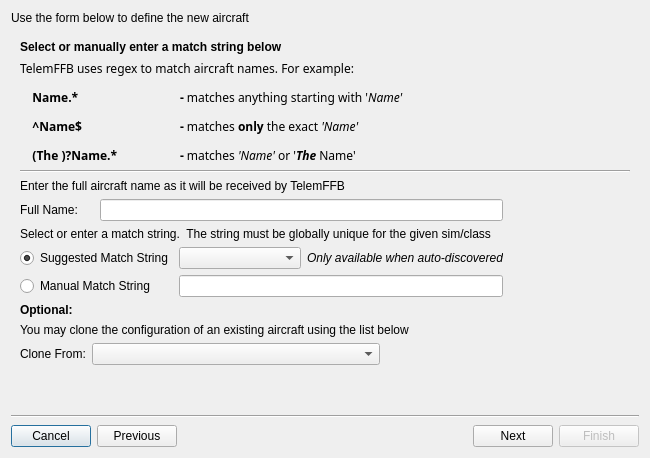
Qt form SM/new_aircraft_wizard.ui (walmis/VPforce-TelemFFB) before a commit.
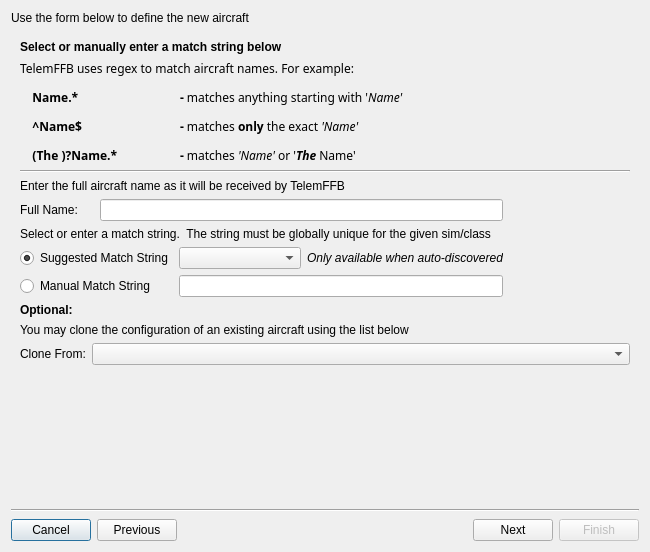
The same form after that commit. Custom widgets are drawn as their Qt base class.

Commit message: enhance new aircraft dialog logic for MSFS - only pop when in aircraft

```diff
--- a/SM/new_aircraft_wizard.ui
+++ b/SM/new_aircraft_wizard.ui
@@ -7,7 +7,7 @@
     <x>0</x>
     <y>0</y>
     <width>650</width>
-    <height>458</height>
+    <height>552</height>
    </rect>
   </property>
   <property name="sizePolicy">
@@ -510,22 +510,6 @@
                </property>
               </widget>
              </item>
-             <item>
-              <spacer name="horizontalSpacer_5">
-               <property name="orientation">
-                <enum>Qt::Horizontal</enum>
-               </property>
-               <property name="sizeType">
-                <enum>QSizePolicy::Maximum</enum>
-               </property>
-               <property name="sizeHint" stdset="0">
-                <size>
-                 <width>250</width>
-                 <height>20</height>
-                </size>
-               </property>
-              </spacer>
-             </item>
             </layout>
            </item>
           </layout>
```
The commit also changes 4 other files.
